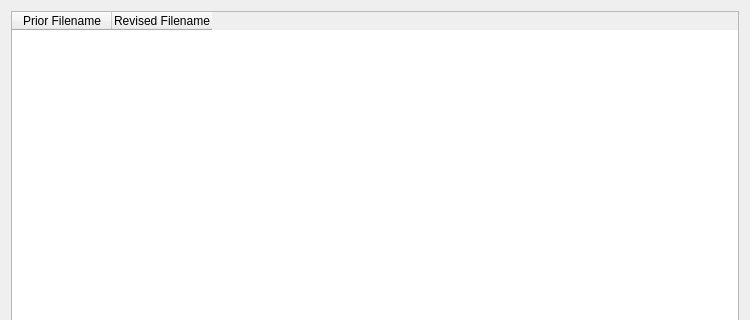
The window that src/Form_Files/RETable.ui (Sigil-Ebook/Sigil) describes before a commit, drawn with Qt 5; both pictures show x 0 to 750 and y 0 to 320 of the 750 by 550 pixel window.
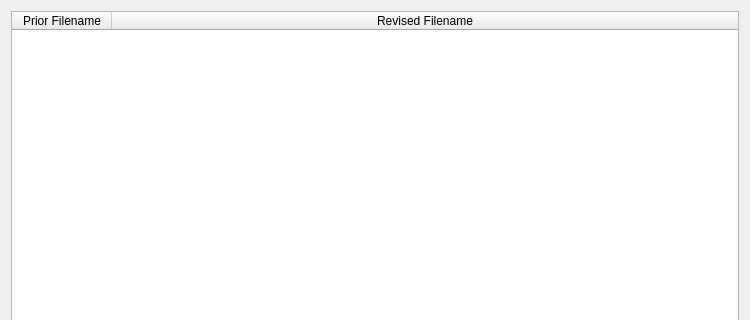
The same window after the commit.

Commit message: allow second column in RETable to stretch

```diff
--- a/src/Form_Files/RETable.ui
+++ b/src/Form_Files/RETable.ui
@@ -28,6 +28,9 @@
      <attribute name="horizontalHeaderCascadingSectionResizes">
       <bool>true</bool>
      </attribute>
+     <attribute name="horizontalHeaderStretchLastSection">
+      <bool>true</bool>
+     </attribute>
      <attribute name="verticalHeaderCascadingSectionResizes">
       <bool>true</bool>
      </attribute>
```
